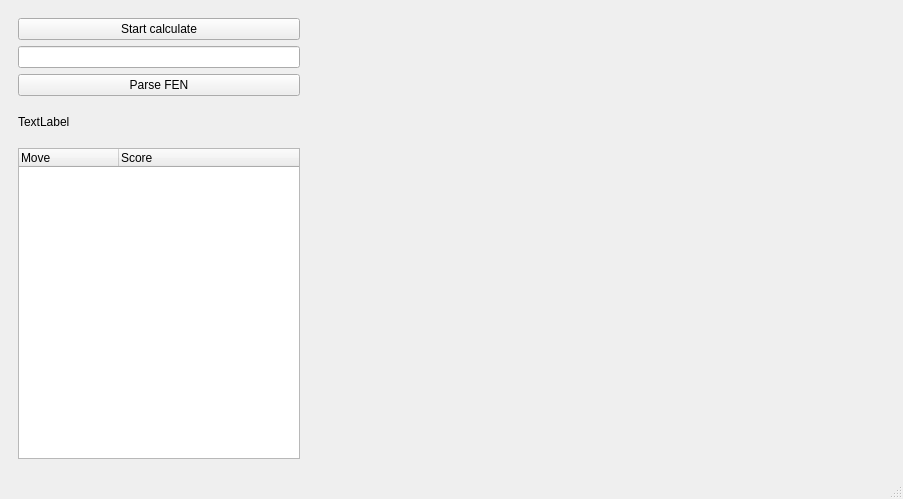
First picture: the form in mainwindow.ui, repository khainv2/MyChess, before the edit.
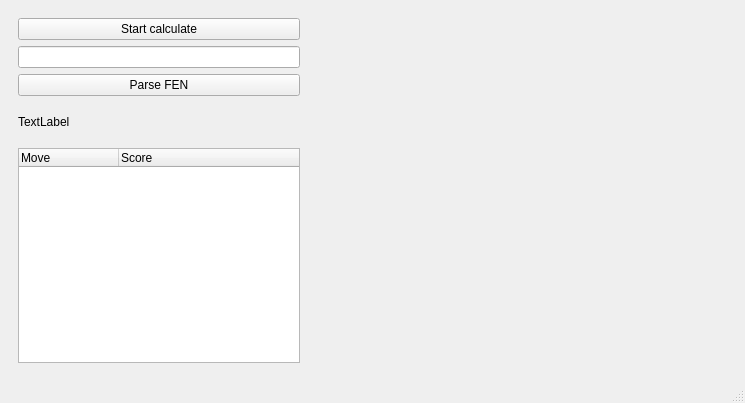
Second picture: the form after the edit. Custom widgets are drawn as their Qt base class.

Diff of the .ui file:
```diff
--- a/mainwindow.ui
+++ b/mainwindow.ui
@@ -6,8 +6,8 @@
    <rect>
     <x>0</x>
     <y>0</y>
-    <width>903</width>
-    <height>499</height>
+    <width>745</width>
+    <height>403</height>
    </rect>
   </property>
   <property name="windowTitle">
```
Left out of the diff: 24 changed lines with no effect on the pictures.
